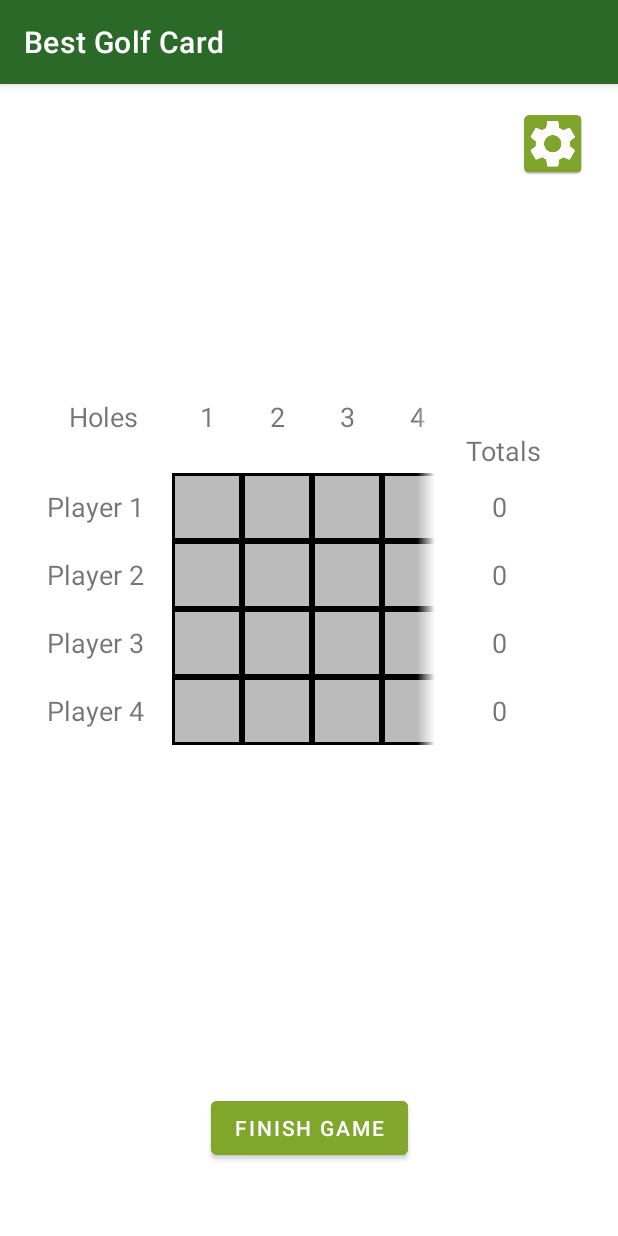
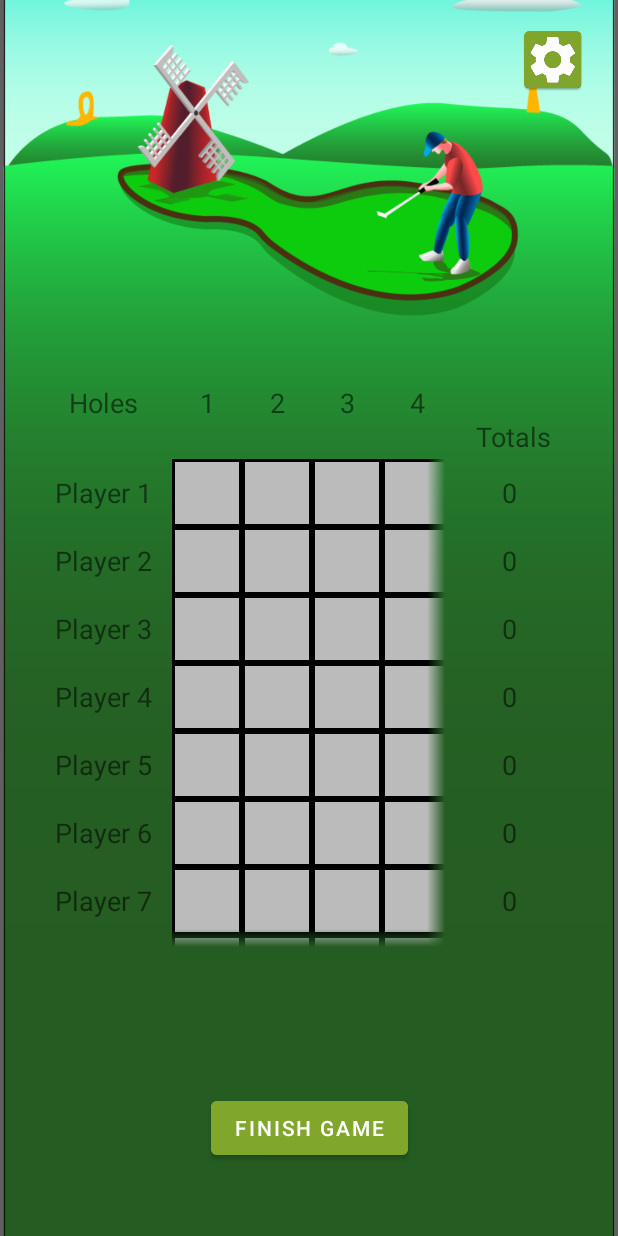
Before and after one commit to mcneerta/MiniGolfApp, an Android app: the Scorecard screen opened directly, with no data from a screen before it, on a phone screen of 412 x 824 dp. Run offline under Robolectric (Android 15) with nearby library versions, the phone set to English and light mode, and no system bars; Roboto replaces fonts that are not available here.

Commit message:
Added background which changes with dark and light mode

```diff
--- a/app/src/main/java/com/example/minigolfapp/Name.java
+++ b/app/src/main/java/com/example/minigolfapp/Name.java
@@ -76,6 +76,7 @@ public class Name extends AppCompatActivity {
     }
 
     public void startClick(View v){
+        nameStrings.clear();
         for (EditText names : nameEdits){
             nameStrings.add(names.getText().toString());
         }
--- a/app/src/main/java/com/example/minigolfapp/Scorecard.java
+++ b/app/src/main/java/com/example/minigolfapp/Scorecard.java
@@ -35,7 +35,7 @@ public class Scorecard extends AppCompatActivity {
     public static List<TextView> nameList = new ArrayList<>();
     public static String winnerName;
 
-    int numPlayers = 4;
+    int numPlayers = Name.nameStrings.size();
     int numHoles = 6;
 
     @RequiresApi(api = Build.VERSION_CODES.M)
@@ -100,8 +100,9 @@ public class Scorecard extends AppCompatActivity {
 
         holesH.setHorizontalFadingEdgeEnabled(true);
         scoresH.setHorizontalFadingEdgeEnabled(true);
-//        scoresV.setVerticalFadingEdgeEnabled(true);
-//        namesV.setVerticalFadingEdgeEnabled(true);
+        scoresV.setVerticalFadingEdgeEnabled(true);
+        namesV.setVerticalFadingEdgeEnabled(true);
+        totalsV.setVerticalFadingEdgeEnabled(true);
 
         init();
     }
--- a/app/src/main/res/layout/activity_scorecard.xml
+++ b/app/src/main/res/layout/activity_scorecard.xml
@@ -7,6 +7,16 @@
     android:background="#FFFFFF"
     android:isScrollContainer="true"
     tools:context=".Scorecard">
+
+    <ImageView
+        android:id="@+id/imageView"
+        android:layout_width="wrap_content"
+        android:layout_height="wrap_content"
+        app:layout_constraintEnd_toEndOf="parent"
+        app:layout_constraintStart_toStartOf="parent"
+        app:layout_constraintTop_toTopOf="parent"
+        android:src="?attr/background"
+        android:scaleType="centerCrop"/>
 
     <!--    <Button-->
     <!--        android:id="@+id/backButton"-->
@@ -44,7 +54,8 @@
         app:layout_constraintBottom_toBottomOf="parent"
         app:layout_constraintEnd_toEndOf="parent"
         app:layout_constraintStart_toStartOf="parent"
-        app:layout_constraintTop_toTopOf="parent">
+        app:layout_constraintTop_toTopOf="parent"
+        app:layout_constraintVertical_bias="0.55">
 
         <GridLayout
             android:id="@+id/GridLayout2"
@@ -69,7 +80,7 @@
             <ScrollView
                 android:id="@+id/ScrollViewNames"
                 android:layout_width="75dp"
-                android:layout_height="310dp"
+                android:layout_height="335dp"
                 android:layout_marginTop="10dp"
                 app:layout_constraintEnd_toEndOf="parent"
                 app:layout_constraintStart_toStartOf="parent"
@@ -98,7 +109,7 @@
 
             <HorizontalScrollView
                 android:id="@+id/ScrollViewHoles"
-                android:layout_width="175dp"
+                android:layout_width="182dp"
                 android:layout_height="30dp"
                 android:layout_row="0"
                 android:layout_column="1"
@@ -124,7 +135,7 @@
             <ScrollView
                 android:id="@+id/ScrollViewScoresV"
                 android:layout_width="wrap_content"
-                android:layout_height="310dp"
+                android:layout_height="335dp"
                 android:layout_marginTop="10dp"
                 app:layout_constraintBottom_toBottomOf="parent"
                 app:layout_constraintEnd_toEndOf="parent"
@@ -133,7 +144,7 @@
 
                 <HorizontalScrollView
                     android:id="@+id/ScrollViewScoresH"
-                    android:layout_width="175dp"
+                    android:layout_width="182dp"
                     android:layout_height="0dp"
                     android:layout_marginStart="8dp"
                     android:layout_marginLeft="8dp"
@@ -179,7 +190,7 @@
             <ScrollView
                 android:id="@+id/ScrollViewTotals"
                 android:layout_width="75dp"
-                android:layout_height="300dp"
+                android:layout_height="325dp"
                 android:layout_marginTop="0dp">
 
                 <TableLayout
--- a/app/src/main/res/values-night/themes.xml
+++ b/app/src/main/res/values-night/themes.xml
@@ -1,6 +1,6 @@
 <resources xmlns:tools="http://schemas.android.com/tools">
     <!-- Base application theme. -->
-    <style name="Theme.MiniGolfApp" parent="Theme.MaterialComponents.DayNight.DarkActionBar">
+    <style name="Theme.MiniGolfApp" parent="Theme.MaterialComponents.DayNight.NoActionBar">
         <!-- Primary brand color. -->
         <item name="colorPrimary">@color/purple_200</item>
         <item name="colorPrimaryVariant">@color/purple_700</item>
@@ -9,6 +9,7 @@
         <item name="colorSecondary">@color/teal_200</item>
         <item name="colorSecondaryVariant">@color/teal_200</item>
         <item name="colorOnSecondary">@color/black</item>
+        <item name="background">@drawable/app_background_dark</item>
         <!-- Status bar color. -->
         <item name="android:statusBarColor" tools:targetApi="l">?attr/colorPrimaryVariant</item>
         <!-- Customize your theme here. -->
--- /dev/null
+++ b/app/src/main/res/values/attrs.xml
@@ -0,0 +1,4 @@
+<?xml version="1.0" encoding="utf-8"?>
+<resources>
+
+</resources>
--- a/app/src/main/res/values/themes.xml
+++ b/app/src/main/res/values/themes.xml
@@ -1,6 +1,6 @@
 <resources xmlns:tools="http://schemas.android.com/tools">
     <!-- Base application theme. -->
-    <style name="Theme.MiniGolfApp" parent="Theme.MaterialComponents.DayNight.DarkActionBar">
+    <style name="Theme.MiniGolfApp" parent="Theme.MaterialComponents.DayNight.NoActionBar">
         <!-- Primary brand color. -->
         <item name="colorPrimary">@color/golf_course_green_dark</item>
         <item name="colorPrimaryVariant">@color/sky_blue</item>
@@ -9,6 +9,7 @@
         <item name="colorSecondary">@color/golf_course_green_dark</item>
         <item name="colorSecondaryVariant">@color/golf_course_green</item>
         <item name="colorOnSecondary">@color/black</item>
+        <item name="background">@drawable/app_background_light</item>
         <!-- Status bar color. -->
         <item name="android:statusBarColor" tools:targetApi="l">?attr/colorPrimaryVariant</item>
         <!-- Customize your theme here. -->
```
Also changed, not shown: app/src/main/res/layout/activity_main.xml (+15 -5 lines), app/src/main/res/layout/activity_name.xml (+10 -0 lines), app/src/main/res/layout/activity_results.xml (+10 -0 lines), app/src/main/res/drawable/app_background_dark.png (added), app/src/main/res/drawable/app_background_light.png (added).
